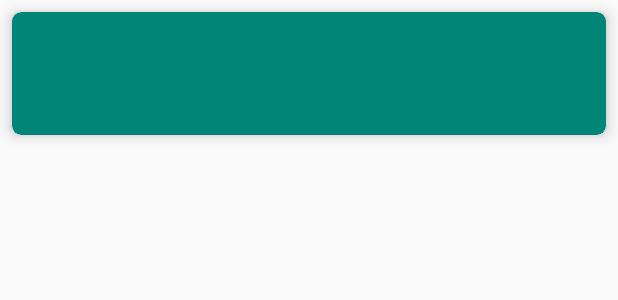
After one commit to mauropuravida/TrabajoIngenieria, an Android app: the layout item_training_history.xml on its own in the app's theme, with its tools: preview values and no code run, on a phone screen of 412 x 824 dp. The commit adds this screen. Shown: the top 300 px of the screen. Run offline under Robolectric (Android 15) with nearby library versions, the phone set to English and light mode, and no system bars.

Commit message:
Re-implemetacion de la vista de historicos

```diff
--- a/app/build.gradle
+++ b/app/build.gradle
@@ -45,6 +45,10 @@ dependencies {
     implementation "androidx.lifecycle:lifecycle-viewmodel-ktx:2.2.0"
     implementation "org.jetbrains.kotlin:kotlin-stdlib-jdk7:$kotlin_version"
     implementation 'de.hdodenhof:circleimageview:3.1.0'
+
+    implementation 'androidx.room:room-runtime:2.2.5'
+    annotationProcessor 'androidx.room:room-compiler:2.2.5'
+
 }
 repositories {
     mavenCentral()
--- /dev/null
+++ b/app/src/main/res/layout/item_training_history.xml
@@ -0,0 +1,60 @@
+<?xml version="1.0" encoding="utf-8"?>
+<androidx.cardview.widget.CardView xmlns:android="http://schemas.android.com/apk/res/android"
+    android:layout_width="match_parent"
+    android:layout_height="wrap_content"
+    xmlns:app="http://schemas.android.com/apk/res-auto"
+    android:layout_margin="8dp"
+    app:cardCornerRadius="6dp"
+    app:cardElevation="6dp"
+    app:cardBackgroundColor="@color/colorPrimary">
+
+    <LinearLayout
+        android:layout_width="match_parent"
+        android:layout_height="wrap_content"
+        android:padding="8dp"
+        android:orientation="vertical">
+
+        <TextView
+            android:id="@+id/name_training"
+            android:layout_width="match_parent"
+            android:layout_height="wrap_content"
+            android:padding="1dp"
+            android:gravity="center_vertical"
+            />
+
+        <TextView
+            android:id="@+id/description_training"
+            android:layout_width="match_parent"
+            android:layout_height="wrap_content"
+            android:padding="1dp"
+            android:gravity="center_vertical"
+            />
+
+        <LinearLayout
+            android:layout_width="match_parent"
+            android:layout_height="wrap_content"
+            android:orientation="horizontal">
+
+            <TextView
+                android:id="@+id/date_executed"
+                android:layout_width="match_parent"
+                android:layout_height="wrap_content"
+                android:padding="1dp"
+                android:textColor="@color/GrayText"
+                android:layout_weight="0.5"
+                />
+
+            <TextView
+                android:id="@+id/difficulty_training"
+                android:layout_width="match_parent"
+                android:layout_height="wrap_content"
+                android:padding="1dp"
+                android:layout_weight="0.5"
+                />
+
+        </LinearLayout>
+
+
+    </LinearLayout>
+
+</androidx.cardview.widget.CardView>
```
Also changed, not shown: app/src/main/java/com/example/healthsense/ui/traininghistory/TrainingHistoryAdapter.java (added, +83 -0 lines), app/src/main/java/com/example/healthsense/ui/traininghistory/TrainingHistoryFragment.java (+61 -68 lines), app/src/main/java/com/example/healthsense/ui/traininghistory/TrainingHistoryFragmentOld.java (added, +180 -0 lines), app/src/main/res/layout/fragment_training_history.xml (+6 -42 lines).
